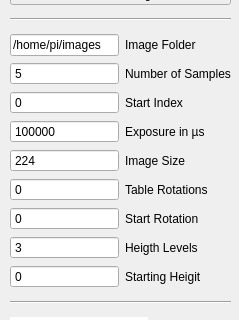
This is src/UiPhotoSession.ui in FabFae/BA_FabianFaerber as Qt 5 draws it before an edit; both pictures show x 0 to 239 and y 104 to 424 of the 239 by 648 pixel window. The edited form follows.
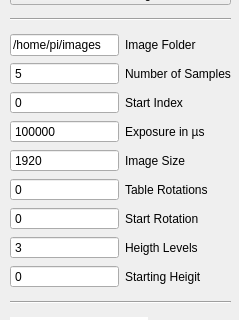
This is the edited form.

Commit message: Vorbereitung Präsentation

```diff
--- a/src/UiPhotoSession.ui
+++ b/src/UiPhotoSession.ui
@@ -118,7 +118,7 @@
           <number>1920</number>
          </property>
          <property name="value">
-          <number>224</number>
+          <number>1920</number>
          </property>
         </widget>
        </item>
```
Left out of the diff: 6 changed lines with no effect on the pictures.
